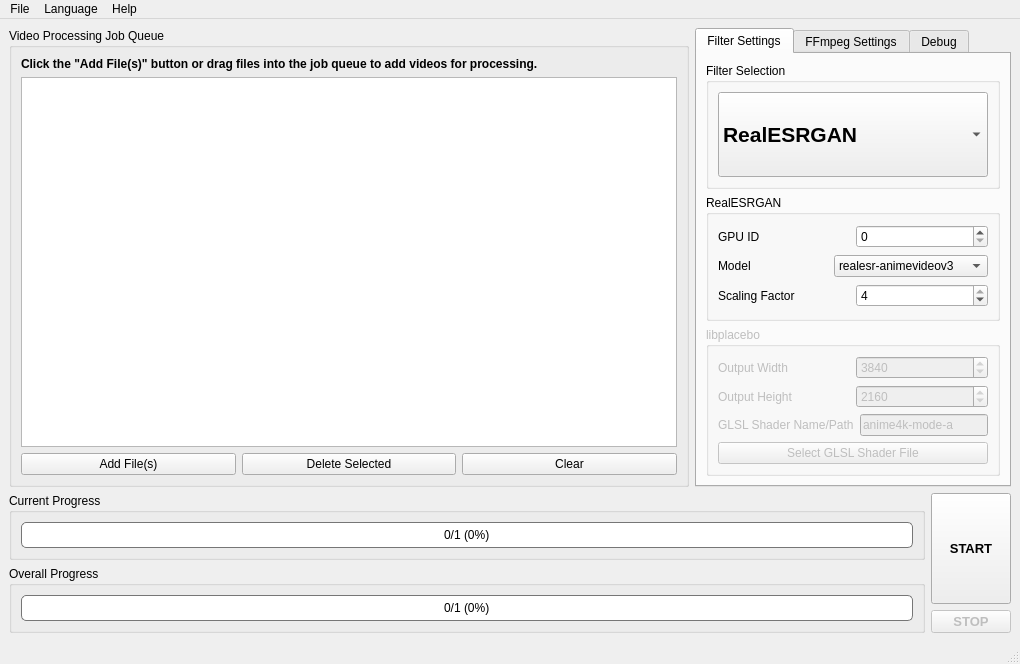
First picture: the form in src/mainwindow.ui, repository k4yt3x/video2x-qt6, before the edit.
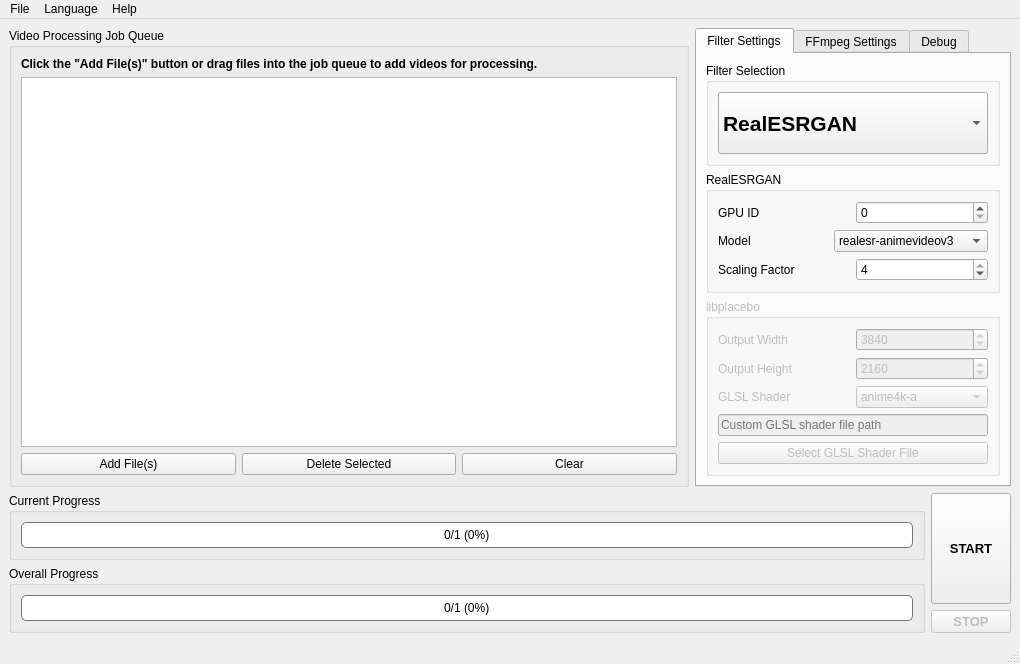
Second picture: the form after the edit. Custom widgets are drawn as their Qt base class.

Commit message: feat: added more Anime4K modes

Diff of the .ui file:
```diff
--- a/src/mainwindow.ui
+++ b/src/mainwindow.ui
@@ -212,6 +212,9 @@
                    <property name="toolTip">
                     <string>&lt;html&gt;&lt;head/&gt;&lt;body&gt;&lt;p&gt;The RealESRGAN model to use. Different models support specific scaling ratios.&lt;/p&gt;&lt;p&gt;- realesr-animevideov3 (2x, 3x, 4x): preferred for anime&lt;br/&gt;- realesrgan-plus-anime (4x)&lt;br/&gt;- realesrgan-plus (4x): for non-anime videos&lt;/p&gt;&lt;/body&gt;&lt;/html&gt;</string>
                    </property>
+                   <property name="currentText">
+                    <string notr="true">realesr-animevideov3</string>
+                   </property>
                    <item>
                     <property name="text">
                      <string>realesr-animevideov3</string>
@@ -353,28 +356,56 @@
                  <item>
                   <widget class="QLabel" name="label_3">
                    <property name="text">
-                    <string>GLSL Shader Name/Path</string>
+                    <string>GLSL Shader</string>
                    </property>
                   </widget>
                  </item>
                  <item>
-                  <widget class="QLineEdit" name="libplaceboShaderNameLineEdit">
-                   <property name="sizePolicy">
-                    <sizepolicy hsizetype="Preferred" vsizetype="Fixed">
-                     <horstretch>0</horstretch>
-                     <verstretch>0</verstretch>
-                    </sizepolicy>
+                  <widget class="QComboBox" name="libplaceboGlslShaderComboBox">
+                   <property name="currentText">
+                    <string notr="true">anime4k-a</string>
                    </property>
-                   <property name="toolTip">
-                    <string>&lt;html&gt;&lt;head/&gt;&lt;body&gt;&lt;p&gt;Name of or path to the MPV-compatible GLSL shader you want to use.&lt;/p&gt;&lt;p&gt;anime4k-mode-a is included with this program.&lt;/p&gt;&lt;/body&gt;&lt;/html&gt;</string>
-                   </property>
-                   <property name="text">
-                    <string>anime4k-mode-a</string>
-                   </property>
+                   <item>
+                    <property name="text">
+                     <string notr="true">anime4k-a</string>
+                    </property>
+                   </item>
+                   <item>
+                    <property name="text">
+                     <string notr="true">anime4k-b</string>
+                    </property>
+                   </item>
+                   <item>
+                    <property name="text">
+                     <string notr="true">anime4k-c</string>
+                    </property>
+                   </item>
+                   <item>
+                    <property name="text">
+                     <string notr="true">anime4k-a+a</string>
+                    </property>
+                   </item>
+                   <item>
+                    <property name="text">
+                     <string notr="true">anime4k-b+b</string>
+                    </property>
+                   </item>
+                   <item>
+                    <property name="text">
+                     <string notr="true">anime4k-c+a</string>
+                    </property>
+                   </item>
                   </widget>
                  </item>
                 </layout>
                </item>
+               <item>
+                <widget class="QLineEdit" name="libplaceboCustomGlslPathLineEdit">
+                 <property name="placeholderText">
+                  <string>Custom GLSL shader file path</string>
+                 </property>
+                </widget>
+               </item>
                <item>
                 <widget class="QPushButton" name="libplaceboSelectGlslShaderPushButton">
                  <property name="text">
```
Left out of the diff: 33 changed lines with no effect on the pictures. The commit also changes 4 other files.
